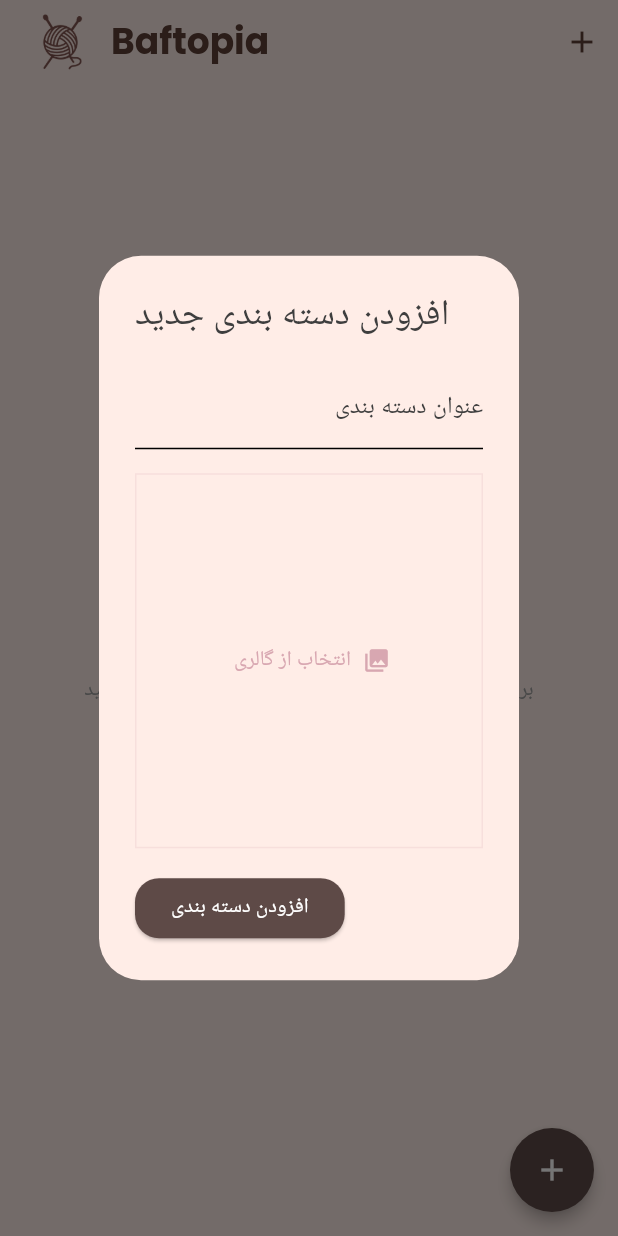
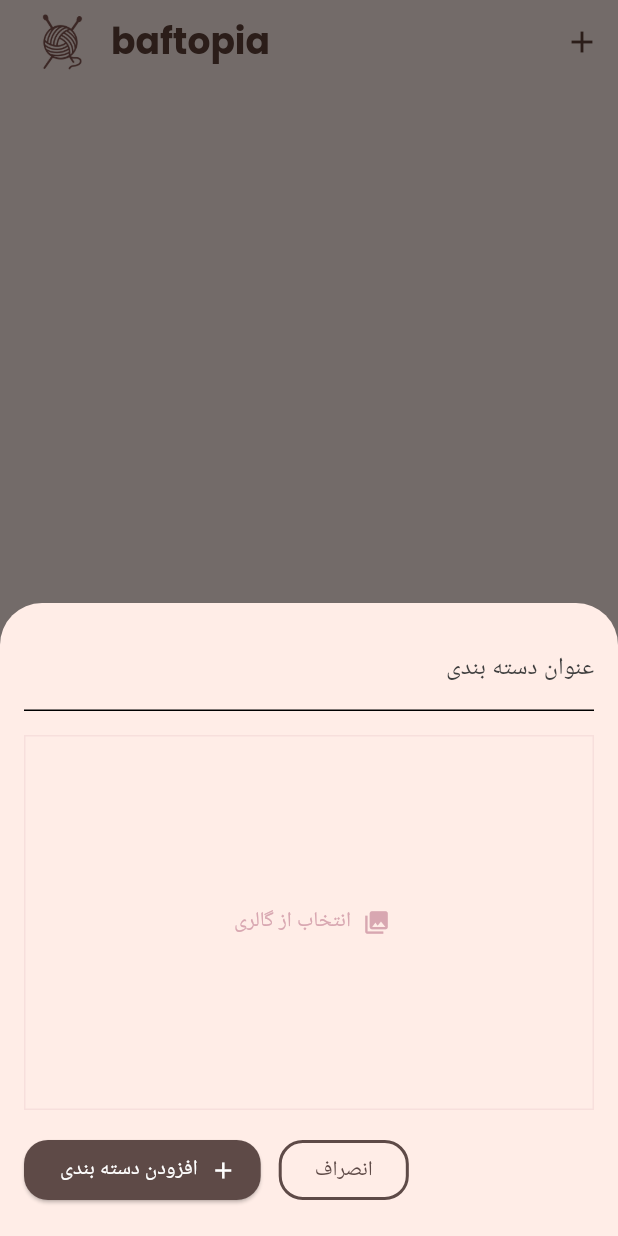
Before and after one commit to Iman-Keramati/Baftopia-, a Flutter app: the screen it shows after launch, after a tap on the "add" icon, on a phone screen of 412 x 824 dp. Run offline on Flutter 3.47's test engine with Material 3 defaults, Android fonts, the phone set to English and light mode, and no system bars; our stand-ins replace flutter_riverpod, google_fonts, image_picker, shamsi_date, supabase_flutter, transparent_image; missing offline and left inert: flutter_jalali_date_picker; accounts and stored records are empty.

Commit message:
fixed project naming and fixed adding category

```diff
--- a/lib/data/product_data.dart
+++ b/lib/data/product_data.dart
@@ -1,4 +1,4 @@
-import 'package:Baftopia/models/product.dart';
+import 'package:baftopia/models/product.dart';
 import 'package:supabase_flutter/supabase_flutter.dart';
 
 class ProductService {
--- a/lib/main.dart
+++ b/lib/main.dart
@@ -1,4 +1,4 @@
-import 'package:Baftopia/screens/welcome.dart';
+import 'package:baftopia/screens/welcome.dart';
 import 'package:flutter/material.dart';
 import 'package:google_fonts/google_fonts.dart';
 import 'package:flutter_riverpod/flutter_riverpod.dart';
--- a/lib/models/product.dart
+++ b/lib/models/product.dart
@@ -1,4 +1,4 @@
-import 'package:Baftopia/models/category.dart';
+import 'package:baftopia/models/category.dart';
 
 class ProductModel {
   final String id;
--- a/lib/provider/category_provider.dart
+++ b/lib/provider/category_provider.dart
@@ -1,4 +1,4 @@
-import 'package:Baftopia/models/category.dart';
+import 'package:baftopia/models/category.dart';
 import 'package:flutter_riverpod/flutter_riverpod.dart';
 import '../data/category_data.dart';
 
--- a/lib/provider/product_provider.dart
+++ b/lib/provider/product_provider.dart
@@ -1,5 +1,5 @@
-import 'package:Baftopia/data/product_data.dart';
-import 'package:Baftopia/models/product.dart';
+import 'package:baftopia/data/product_data.dart';
+import 'package:baftopia/models/product.dart';
 import 'package:flutter_riverpod/flutter_riverpod.dart';
 
 final productProvider = FutureProvider<List<ProductModel>>((ref) async {
--- a/lib/screens/categories.dart
+++ b/lib/screens/categories.dart
@@ -1,7 +1,7 @@
-import 'package:Baftopia/provider/category_provider.dart';
-import 'package:Baftopia/widgets/add_category.dart';
-import 'package:Baftopia/widgets/category_item.dart';
-import 'package:Baftopia/widgets/floating_button.dart';
+import 'package:baftopia/provider/category_provider.dart';
+import 'package:baftopia/widgets/add_category.dart';
+import 'package:baftopia/widgets/category_item.dart';
+import 'package:baftopia/widgets/floating_button.dart';
 import 'package:flutter/material.dart';
 import 'package:flutter_riverpod/flutter_riverpod.dart';
 
@@ -19,13 +19,10 @@ class CategoriesScreen extends ConsumerWidget {
           IconButton(
             icon: const Icon(Icons.add),
             onPressed: () async {
-              final result = await showDialog<bool>(
+              final result = await showModalBottomSheet<bool>(
                 context: context,
-                builder:
-                    (ctx) => AlertDialog(
-                      title: Text('افزودن دسته بندی جدید'),
-                      content: AddCategory(),
-                    ),
+                isScrollControlled: true,
+                builder: (ctx) => AddCategory(modalContext: ctx), // just this
               );
 
               if (result == true) {
@@ -42,7 +39,7 @@ class CategoriesScreen extends ConsumerWidget {
             Image.asset('assets/icons/Logo-icon.png', width: 50, height: 50),
             const SizedBox(width: 8),
             const Text(
-              'Baftopia',
+              'baftopia',
               style: TextStyle(fontWeight: FontWeight.bold, fontSize: 24),
             ),
           ],
--- a/lib/screens/welcome.dart
+++ b/lib/screens/welcome.dart
@@ -1,5 +1,5 @@
 import 'dart:async';
-import 'package:Baftopia/screens/categories.dart';
+import 'package:baftopia/screens/categories.dart';
 import 'package:flutter/material.dart';
 import 'package:google_fonts/google_fonts.dart';
 
--- a/lib/widgets/add_category.dart
+++ b/lib/widgets/add_category.dart
@@ -1,16 +1,18 @@
 import 'dart:io';
 
-import 'package:Baftopia/data/category_data.dart';
-import 'package:Baftopia/models/category.dart';
-import 'package:Baftopia/provider/category_provider.dart';
-import 'package:Baftopia/widgets/image_input.dart';
+import 'package:baftopia/data/category_data.dart';
+import 'package:baftopia/models/category.dart';
+import 'package:baftopia/provider/category_provider.dart';
+import 'package:baftopia/widgets/image_input.dart';
 import 'package:flutter/material.dart';
 import 'package:flutter_riverpod/flutter_riverpod.dart';
 import 'package:supabase_flutter/supabase_flutter.dart';
 import 'package:uuid/uuid.dart';
 
 class AddCategory extends ConsumerStatefulWidget {
-  const AddCategory({super.key});
+  const AddCategory({super.key, this.modalContext});
+
+  final BuildContext? modalContext;
 
   @override
   ConsumerState<AddCategory> createState() => _AddCategoryState();
@@ -67,16 +69,13 @@ class _AddCategoryState extends ConsumerState<AddCategory> {
         image: publicUrl,
       );
 
+      try {
         await CategoryService().addCategory(category);
-
+        print('is poping.......');
         if (!mounted) return;
-
-      // First pop the modal
-      Navigator.of(context).pop(true);
+        Navigator.of(widget.modalContext ?? context).pop(true);
         ref.invalidate(categoryProvider);
 
-      // Then show the SnackBar on the underlying scaffold's context
-      // Use a delay or Future.microtask to ensure modal is closed before showing SnackBar
         Future.microtask(() {
           if (!mounted) return;
           ScaffoldMessenger.of(context).showSnackBar(
@@ -99,18 +98,37 @@ class _AddCategoryState extends ConsumerState<AddCategory> {
             ),
           );
         });
+      } catch (e, st) {
+        print('🔥 Error adding category: $e\n$st');
+        if (!mounted) return;
+        ScaffoldMessenger.of(context).showSnackBar(
+          SnackBar(
+            content: Text('خطا در افزودن دسته‌بندی: $e'),
+            backgroundColor: Colors.red[700],
+          ),
+        );
+      }
     }
   }
 
   @override
   Widget build(BuildContext context) {
+    final bottomInset = MediaQuery.of(context).viewInsets.bottom;
+
     return Directionality(
       textDirection: TextDirection.rtl,
+      child: SafeArea(
+        child: SingleChildScrollView(
+          padding: EdgeInsets.only(
+            bottom: bottomInset + 20,
+            left: 16,
+            right: 16,
+            top: 16,
+          ),
           child: Form(
             key: _formKey,
             child: Column(
               mainAxisSize: MainAxisSize.min,
-          mainAxisAlignment: MainAxisAlignment.spaceBetween,
               crossAxisAlignment: CrossAxisAlignment.start,
               children: [
                 TextFormField(
@@ -131,27 +149,53 @@ class _AddCategoryState extends ConsumerState<AddCategory> {
                 const SizedBox(height: 16),
                 Row(
                   children: [
-                Spacer(),
-                ElevatedButton(
+                    const Spacer(),
+                    OutlinedButton(
+                      onPressed: () {
+                        Navigator.of(context).pop();
+                      },
+                      style: OutlinedButton.styleFrom(
+                        side: BorderSide(
+                          color: Theme.of(context).colorScheme.onSecondary,
+                          width: 2,
+                        ),
+                        shape: RoundedRectangleBorder(
+                          borderRadius: BorderRadius.circular(16),
+                        ),
+                      ),
+                      child: Text(
+                        'انصراف',
+                        style: TextStyle(
+                          color: Theme.of(context).colorScheme.onSecondary,
+                        ),
+                      ),
+                    ),
+                    const SizedBox(width: 12),
+                    ElevatedButton.icon(
+                      icon: Icon(Icons.add),
                       onPressed: _onSubmit,
                       style: ButtonStyle(
                         backgroundColor: MaterialStateProperty.all(
                           Theme.of(context).colorScheme.onSecondary,
                         ),
-                    foregroundColor: MaterialStateProperty.all((Colors.white)),
+                        foregroundColor: MaterialStateProperty.all(
+                          Colors.white,
+                        ),
                         shape: MaterialStateProperty.all(
                           RoundedRectangleBorder(
                             borderRadius: BorderRadius.circular(16),
                           ),
                         ),
                       ),
-                  child: Text('افزودن دسته بندی'),
+                      label: Text('افزودن دسته بندی'),
                     ),
                   ],
                 ),
               ],
             ),
           ),
+        ),
+      ),
     );
   }
 }
--- a/lib/widgets/category_item.dart
+++ b/lib/widgets/category_item.dart
@@ -1,7 +1,7 @@
 import 'dart:io';
 
-import 'package:Baftopia/models/category.dart';
-import 'package:Baftopia/screens/category_detail.dart';
+import 'package:baftopia/models/category.dart';
+import 'package:baftopia/screens/category_detail.dart';
 import 'package:flutter/material.dart';
 import 'package:transparent_image/transparent_image.dart';
 
--- a/pubspec.yaml
+++ b/pubspec.yaml
@@ -1,4 +1,4 @@
-name: Baftopia
+name: baftopia
 description: "A new Flutter project."
 # The following line prevents the package from being accidentally published to
 # pub.dev using `flutter pub publish`. This is preferred for private packages.
```
Also changed, not shown: lib/data/category_data.dart (+14 -8 lines), lib/screens/category_detail.dart (+5 -5 lines), lib/widgets/add_product.dart (+7 -7 lines), lib/widgets/floating_button.dart (+42 -13 lines), 22 other files. Lines whose indentation alone changed are shown as unchanged.
